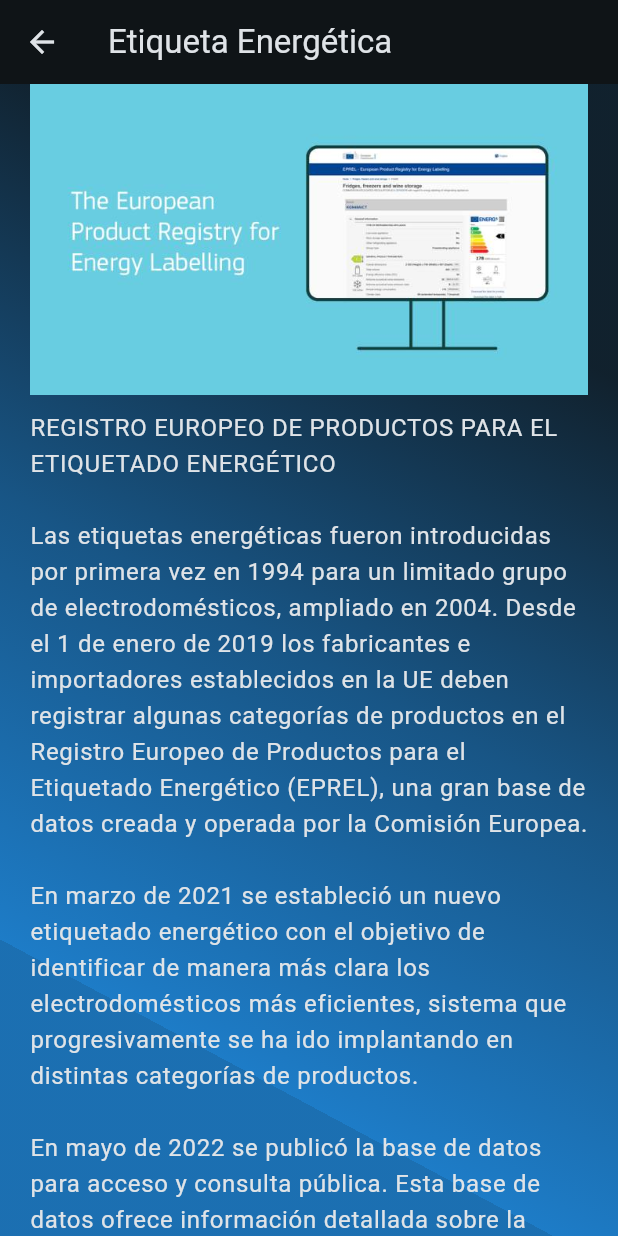
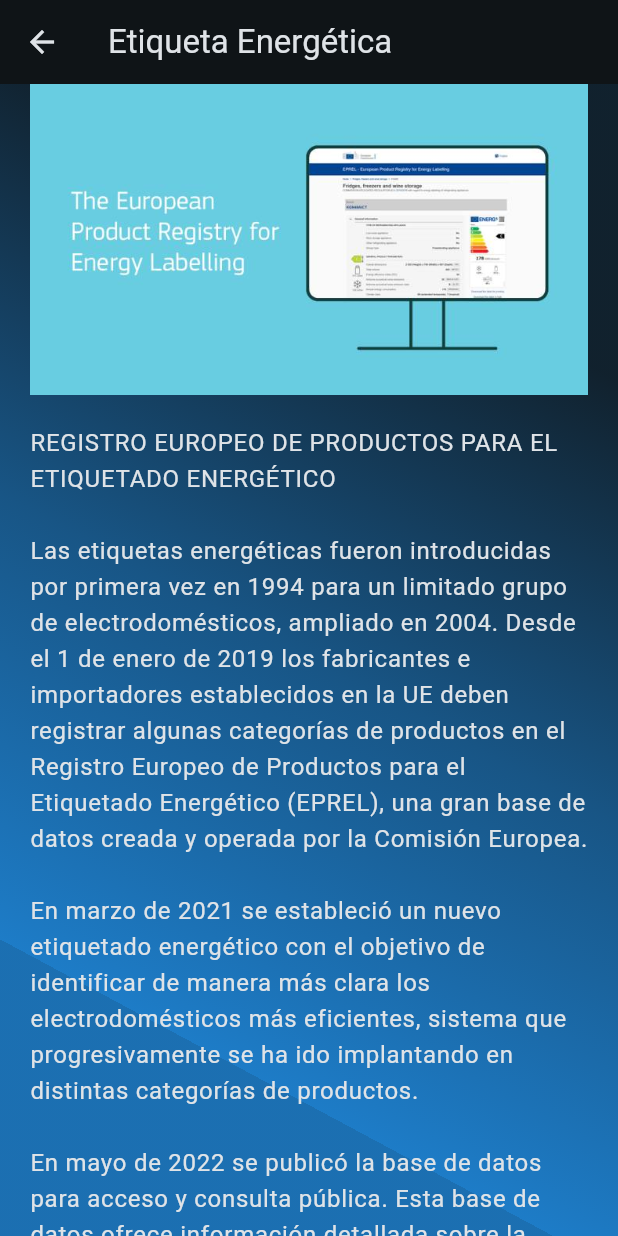
Before and after one commit to Webierta/tarifa_luz, a Flutter app: the InfoLabel screen opened directly, on a phone screen of 412 x 824 dp. Run offline on Flutter 3.47's test engine with Material 2 defaults, Android fonts, the phone set to English and light mode, and no system bars; our stand-ins replace fl_chart, flutter_svg, hive, hive_flutter, printing, shared_preferences; accounts and stored records are empty; network calls fail.

Commit message:
info label update

```diff
--- a/assets/files/info_label.txt
+++ b/assets/files/info_label.txt
@@ -12,7 +12,7 @@ Nuestra herramienta accede a la base pública de EPREL para guiar a los usuarios
 
 Para acceder a esta base de datos el usuario deber seleccionar primero la categoría del producto consultado, y luego indicar la marca (no distingue mayúsculas o minúsculas) y el modelo (distingue mayúsculas y minúsculas). Introduciendo los tres primeros caracteres del modelo, el buscador localiza modelos similares de esa marca.
 
-La información obtenida se ofrece condensada gráficamente en la llamada Etiqueta Energética, y permite guardar / imprimir y compartir la imagen de la etiqueta. En la mayoría de los casos esta imagen se genera en formato pdf, aunque a veces se obtiene en formatos png o svg.
+El resultado final es la llamada Etiqueta Energética, una imagen que condensa gráficamente información relevante sobre el producto consultado. En la mayoría de los casos esta imagen se genera como una archivo pdf, aunque otras veces se obtiene en formatos png o svg.
 
 Si se quiere disponer de la etiqueta obtenida para futuros usos, se recomienda almacenarla o compartirla para evitar consultas redundantes. El uso indiscriminado o excesivo de la base de datos puede conllevar que EPREL suspenda el acceso sin previo aviso.
 
--- a/lib/eprel/info_label.dart
+++ b/lib/eprel/info_label.dart
@@ -20,11 +20,14 @@ class InfoLabel extends StatelessWidget {
             child: Column(
               children: [
                 Image.asset('assets/images/eprel/EPREL.jpg'),
-                const SizedBox(height: 10.0),
+                const SizedBox(height: 20.0),
                 const ReadFile(archivo: 'assets/files/info_label.txt'),
-                Text(
-                  'Modelos de etiqueta energética para algunas categorías de productos:',
-                  style: Theme.of(context).textTheme.bodyLarge,
+                Align(
+                  alignment: Alignment.centerLeft,
+                  child: Text(
+                    'Modelos de etiqueta energética para algunas categorías de productos:',
+                    style: Theme.of(context).textTheme.bodyLarge,
+                  ),
                 ),
                 const SizedBox(height: 10.0),
                 AspectRatio(
@@ -32,6 +35,7 @@ class InfoLabel extends StatelessWidget {
                   child: ListView.builder(
                       shrinkWrap: true,
                       scrollDirection: Axis.horizontal,
+                      //controller: controller,
                       physics: const ClampingScrollPhysics(),
                       itemCount: 6,
                       itemBuilder: (BuildContext context, int index) => Card(
```
